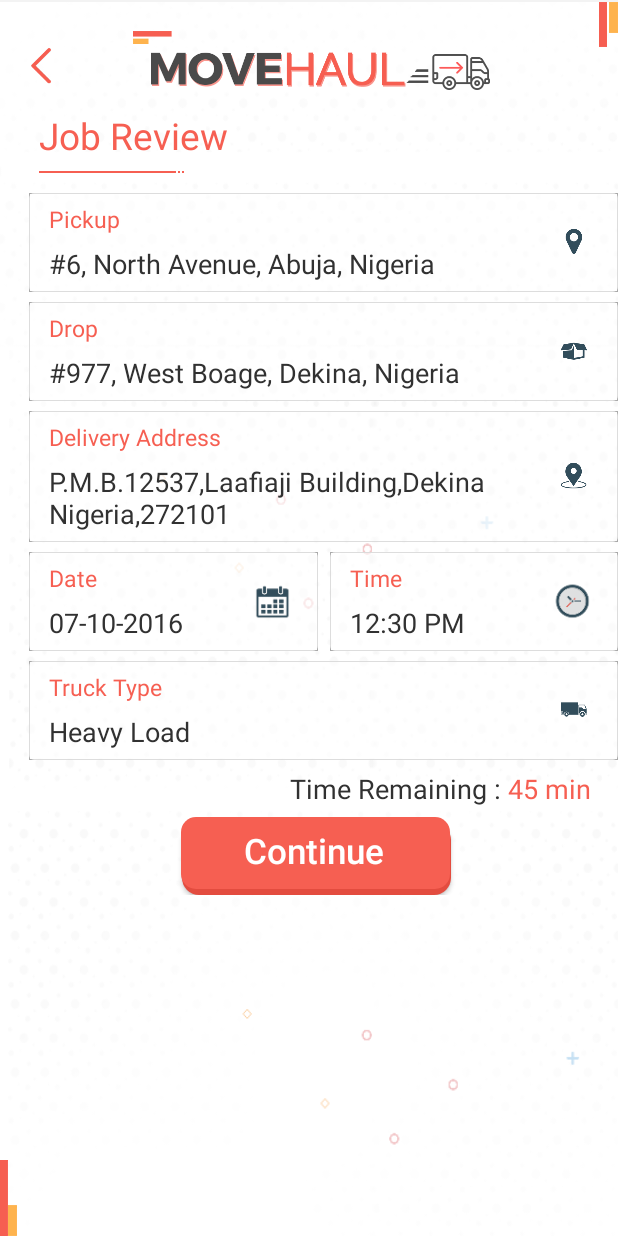
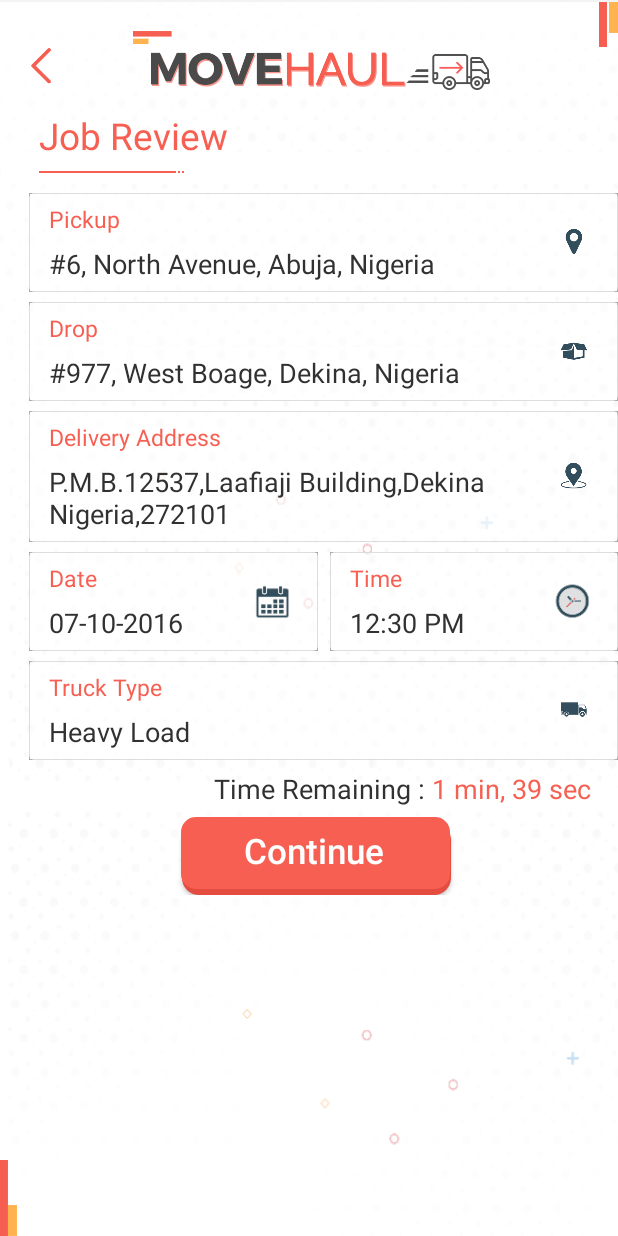
Before and after one commit to SQGit/movehaul, an Android app: the Job_review screen opened directly, with no data from a screen before it, on a phone screen of 412 x 824 dp. Run offline under Robolectric (Android 15) with nearby library versions, the phone set to English and light mode, and no system bars; our stand-ins replace sdp/ssp sizes; libraries missing offline, so code that uses them is left out: com.rey.material, com.sloop.fonts; plain views replace Button, LinearLayout; Roboto replaces fonts that are not available here; 6 statements that could not run were skipped.

Commit message:
krishna complete

```diff
--- a/app/src/main/AndroidManifest.xml
+++ b/app/src/main/AndroidManifest.xml
@@ -1,14 +1,18 @@
 <?xml version="1.0" encoding="utf-8"?>
 <manifest xmlns:android="http://schemas.android.com/apk/res/android"
     package="net.sqindia.movehaul">
+
     <uses-feature android:name="android.hardware.camera" />
-    <uses-feature android:name="android.hardware.camera.autofocus" android:required="false" />
+    <uses-feature
+        android:name="android.hardware.camera.autofocus"
+        android:required="false" />
 
     <uses-permission android:name="android.permission.CAMERA" />
     <uses-permission android:name="android.permission.WRITE_EXTERNAL_STORAGE" />
     <uses-permission android:name="android.permission.ACCESS_FINE_LOCATION" />
     <uses-permission android:name="android.permission.ACCESS_COARSE_LOCATION" />
     <uses-permission android:name="android.permission.RECEIVE_SMS">
+        <uses-permission android:name="android.permission.VIBRATE" />
 
     </uses-permission>
     <uses-permission android:name="android.permission.READ_SMS" />
@@ -27,7 +31,8 @@
             android:name="com.google.android.geo.API_KEY"
             android:value="AIzaSyCmazMFvYuwHw6Y6UrUGbp5F0SDJF7y9cw" />
 
-        <activity android:name=".SplashActivity"
+        <activity
+            android:name=".SplashActivity"
             android:screenOrientation="sensorPortrait">
             <intent-filter>
                 <action android:name="android.intent.action.MAIN" />
@@ -105,14 +110,13 @@
         <service
             android:name="net.sqindia.movehaul.FetchAddressIntentService"
             android:exported="false" />
-        <activity
-            android:name="nl.changer.polypicker.ImagePickerActivity" />
+
+        <activity android:name="nl.changer.polypicker.ImagePickerActivity" />
 
 
-
-
-        <activity android:name="me.iwf.photopicker.PhotoPickerActivity"
-            android:theme="@style/Theme.AppCompat.NoActionBar"/>
+        <activity
+            android:name="me.iwf.photopicker.PhotoPickerActivity"
+            android:theme="@style/Theme.AppCompat.NoActionBar" />
     </application>
 
 </manifest>
--- a/app/src/main/java/net/sqindia/movehaul/Job_review.java
+++ b/app/src/main/java/net/sqindia/movehaul/Job_review.java
@@ -1,13 +1,19 @@
 package net.sqindia.movehaul;
 
 import android.app.Activity;
+import android.content.Context;
 import android.content.Intent;
 import android.os.Bundle;
+import android.os.CountDownTimer;
+import android.os.Vibrator;
 import android.view.View;
+import android.widget.TextView;
 
 import com.rey.material.widget.Button;
 import com.rey.material.widget.LinearLayout;
 import com.sloop.fonts.FontsManager;
+
+import java.util.concurrent.TimeUnit;
 
 /**
  * Created by sqindia on 27-10-2016.
@@ -16,6 +22,7 @@ import com.sloop.fonts.FontsManager;
 public class Job_review extends Activity {
     LinearLayout btn_back;
     Button btn_review;
+    TextView tv_timer;
     @Override
     protected void onCreate(Bundle savedInstanceState) {
         super.onCreate(savedInstanceState);
@@ -25,6 +32,33 @@ public class Job_review extends Activity {
 
         btn_back = (LinearLayout) findViewById(R.id.layout_back);
         btn_review = (Button) findViewById(R.id.btn_review);
+        tv_timer = (TextView) findViewById(R.id.text_Timer);
+
+
+        new CountDownTimer(100000, 1000) { // adjust the milli seconds here
+
+            public void onTick(long millisUntilFinished) {
+                if((TimeUnit.MILLISECONDS.toMinutes(millisUntilFinished)==4) &&
+                        TimeUnit.MILLISECONDS.toSeconds(millisUntilFinished) -
+                                TimeUnit.MINUTES.toSeconds(TimeUnit.MILLISECONDS.toMinutes(millisUntilFinished))==55)
+                {
+
+                    Vibrator v = (Vibrator) getSystemService(Context.VIBRATOR_SERVICE);
+                    // Vibrate for 500 milliseconds
+                    v.vibrate(500);
+                }
+                tv_timer.setText(""+String.format("%d min, %d sec",
+                        TimeUnit.MILLISECONDS.toMinutes( millisUntilFinished),
+                        TimeUnit.MILLISECONDS.toSeconds(millisUntilFinished) -
+                                TimeUnit.MINUTES.toSeconds(TimeUnit.MILLISECONDS.toMinutes(millisUntilFinished))));
+
+
+            }
+
+            public void onFinish() {
+                tv_timer.setText("done!");
+            }
+        }.start();
 
         btn_review.setOnClickListener(new View.OnClickListener() {
             @Override
@@ -43,6 +77,19 @@ public class Job_review extends Activity {
                 finish();
             }
         });
+
+/*
+        new CountDownTimer(300000, 1000) {
+
+            public void onTick(long millisUntilFinished) {
+                tv_timer.setText("seconds remaining: " + millisUntilFinished / 1000);
+            }
+
+            public void onFinish() {
+                tv_timer.setText("done!");
+            }
+        }.start();
+*/
     }
     @Override
     public void onBackPressed() {
--- a/app/src/main/res/layout/job_review.xml
+++ b/app/src/main/res/layout/job_review.xml
@@ -353,6 +353,7 @@
             android:textSize="@dimen/_14sdp" />
 
         <TextView
+            android:id="@+id/text_Timer"
             android:layout_width="wrap_content"
             android:layout_height="wrap_content"
             android:text="45 min"
```
